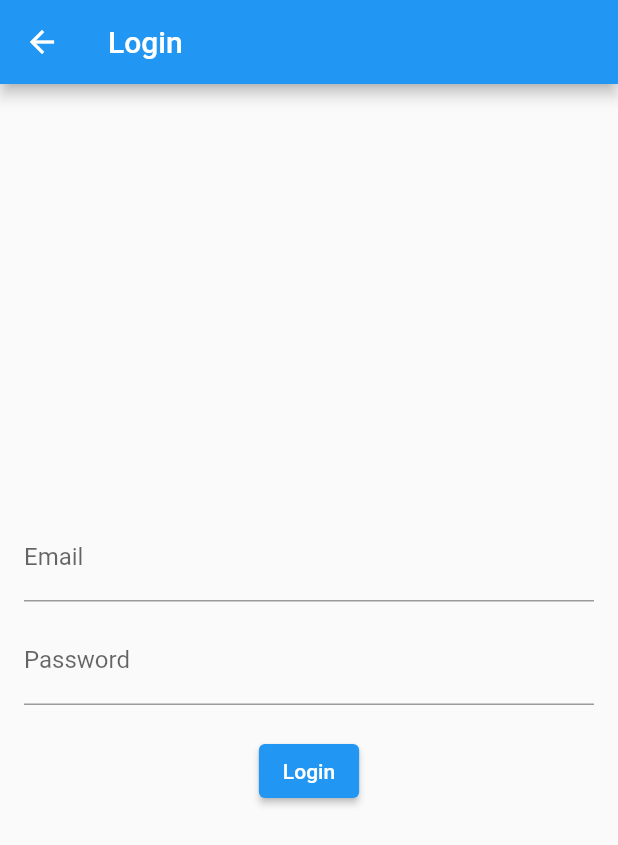
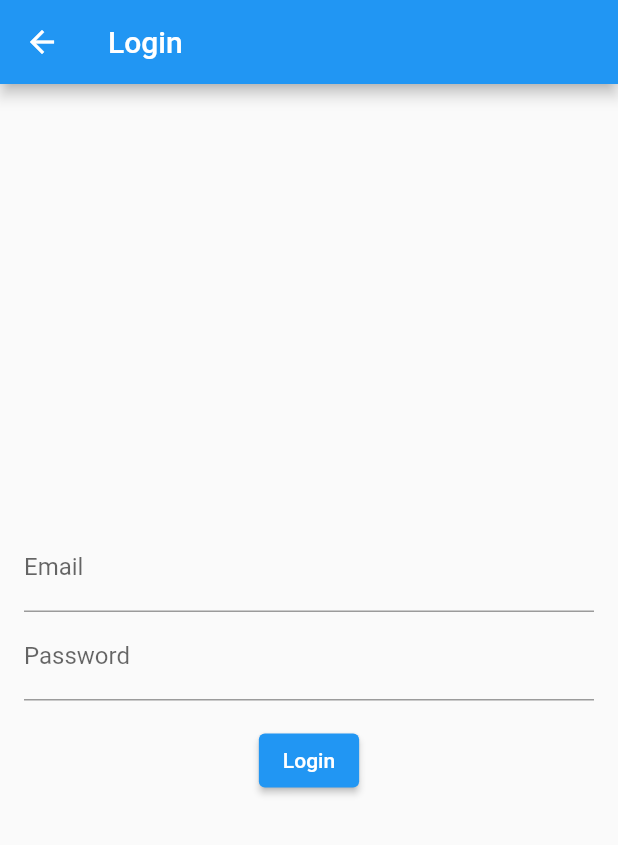
Before and after one commit to Eddz7/Study-Jam, a Flutter app: the screen it shows after launch, after a tap on "Login", on a phone screen of 412 x 824 dp. Shown: the top 845 px of the screen. Run offline on Flutter 3.47's test engine with Material 2 defaults, Android fonts, the phone set to English and light mode, and no system bars; our stand-ins replace cloud_firestore, firebase_auth, firebase_core; accounts and stored records are empty; network calls fail.

Commit message:
fixed back buttons

```diff
--- a/flutter_application_1/lib/main.dart
+++ b/flutter_application_1/lib/main.dart
@@ -38,6 +38,7 @@ class StudyJamHomePage extends StatelessWidget {
     return Scaffold(
       appBar: AppBar(
         title: Text('Study Jam'),
+        automaticallyImplyLeading: false, // Add this line to remove the back button
       ),
       body: Center(
         child: Column(
@@ -67,6 +68,7 @@ class StudyJamHomePage extends StatelessWidget {
     );
   }
 }
+
 
 class LoginPage extends StatelessWidget {
   final TextEditingController emailController = TextEditingController();
@@ -115,7 +117,13 @@ class LoginPage extends StatelessWidget {
   Widget build(BuildContext context) {
     return Scaffold(
       appBar: AppBar(
-        title: const Text('Login'),
+        title: Text('Login'),
+        leading: IconButton(
+          icon: Icon(Icons.arrow_back),
+          onPressed: () {
+            Navigator.pushNamed(context, '/');
+          },
+        ),
       ),
       body: Padding(
         padding: EdgeInsets.all(16.0),
@@ -128,7 +136,6 @@ class LoginPage extends StatelessWidget {
                 labelText: 'Email',
               ),
             ),
-            SizedBox(height: 10),
             TextField(
               controller: passwordController,
               decoration: InputDecoration(
@@ -136,19 +143,18 @@ class LoginPage extends StatelessWidget {
               ),
               obscureText: true,
             ),
-            const SizedBox(height: 20),
+            SizedBox(height: 16.0),
             ElevatedButton(
-              onPressed: () {
-                loginWithEmailAndPassword(context); // Call the new login method
-              },
+              onPressed: () => loginWithEmailAndPassword(context),
               child: Text('Login'),
-              ),
+            ),
           ],
         ),
       ),
     );
   }
 }
+
 
 class RegisterPage extends StatelessWidget {
   final TextEditingController nameController = TextEditingController();
@@ -528,6 +534,12 @@ class _EventsPageState extends State<EventsPage> {
     return Scaffold(
       appBar: AppBar(
         title: Text('Events'),
+        leading: IconButton(
+          icon: Icon(Icons.arrow_back),
+          onPressed: () {
+            Navigator.pushNamed(context, '/login');
+          },
+        ),
         actions: [
           IconButton(
             icon: Icon(Icons.add),
@@ -576,14 +588,12 @@ class _EventsPageState extends State<EventsPage> {
                         joinedEvents.remove(eventId);
                         eventDetails['participants'] -= 1; // Decrement participant count
                       } else {
-                        if (eventDetails['participants'] == eventDetails['groupSize']){
+                        if (eventDetails['participants'] == eventDetails['groupSize']) {
                           return;
-                        }
-                        else{
+                        } else {
                           joinedEvents[eventId] = true;
                           eventDetails['participants'] += 1; // Increment participant count
                         }
-
                       }
                       // Save the updated participant count to Firestore
                       FirebaseFirestore.instance.collection('events').doc(eventId).update({
```
